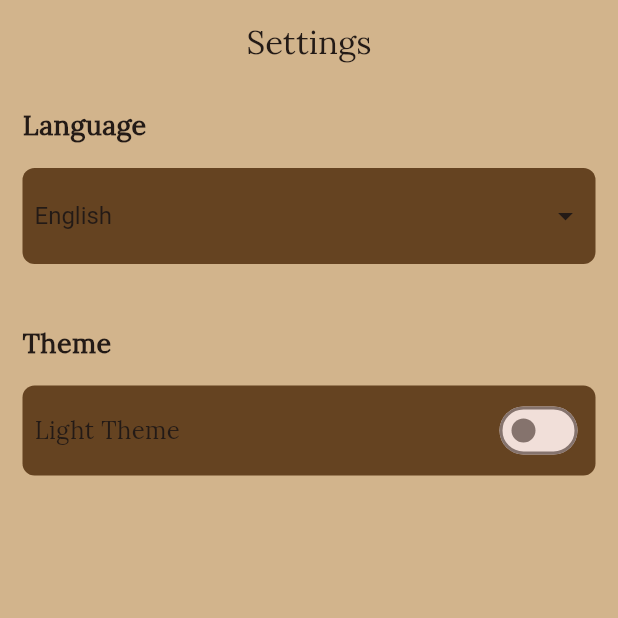
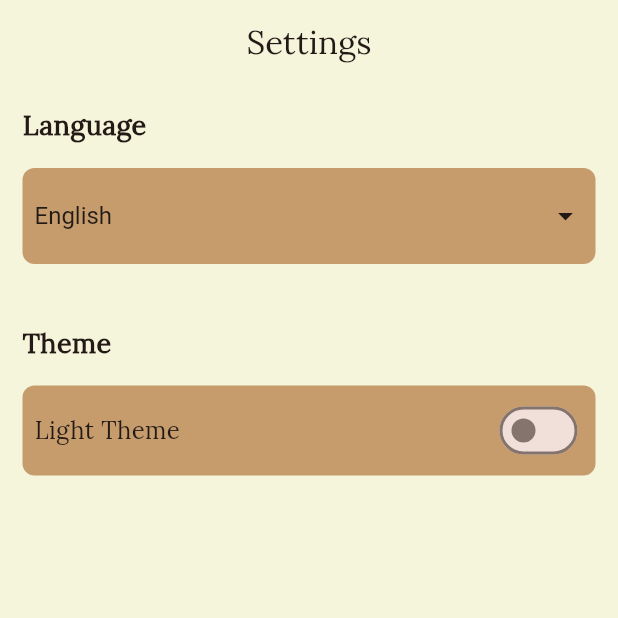
Before and after one commit to OmarElDwary/Tourist-App, a Flutter app: the SettingsScreen screen opened directly, on a phone screen of 412 x 824 dp, the top half of it. Run offline on Flutter 3.47's test engine with Material 3 defaults, Android fonts, the phone set to English and light mode, and no system bars; our stand-ins replace bloc, dio, flutter_bloc, intl_phone_number_input, shared_preferences; accounts and stored records are empty; generated files the repository leaves out were written again.

Commit message:
Final commit of Theming Feature

```diff
--- a/lib/my_theme.dart
+++ b/lib/my_theme.dart
@@ -1,11 +1,12 @@
 import 'package:flutter/material.dart';
 
 class MyTheme {
-  static Color goldColor = Color(0xffD4AF37);
-  static Color nileBlue = Color(0xff1A5276);
-  static Color sandColor = Color(0xffD2B48C);
-  static Color papyrusColor = Color(0xffF0E68C);
-  static Color darkBrown = Color(0xff654321);
+  static Color lightBrown = Color(0xffD7B77A);
+  static Color mediumBrown = Color(0xffC69C6D);
+  static Color darkBrown = Color(0xff8B5A2B);
+  static Color veryDarkBrown = Color(0xff5B3A29);
+  static Color deepBrown = Color(0xff3C2A20);
+  static Color beige = Color(0xffF5F5DC);
   static Color whiteColor = Color(0xffffffff);
 
   static ThemeData createTheme({
@@ -44,19 +45,19 @@ class MyTheme {
 
   static ThemeData get lightTheme => createTheme(
         brightness: Brightness.light,
-        primaryColor: darkBrown,
-        scaffoldBackgroundColor: sandColor,
-        selectedItemColor: goldColor,
+        primaryColor: mediumBrown,
+        scaffoldBackgroundColor: beige,
+        selectedItemColor: lightBrown,
         unselectedItemColor: darkBrown,
         iconColor: darkBrown,
       );
 
   static ThemeData get darkTheme => createTheme(
         brightness: Brightness.dark,
-        primaryColor: nileBlue,
-        scaffoldBackgroundColor: darkBrown,
-        selectedItemColor: goldColor,
-        unselectedItemColor: papyrusColor,
-        iconColor: goldColor,
+        primaryColor: deepBrown,
+        scaffoldBackgroundColor: veryDarkBrown,
+        selectedItemColor: lightBrown,
+        unselectedItemColor: beige,
+        iconColor: lightBrown,
       );
 }
```
